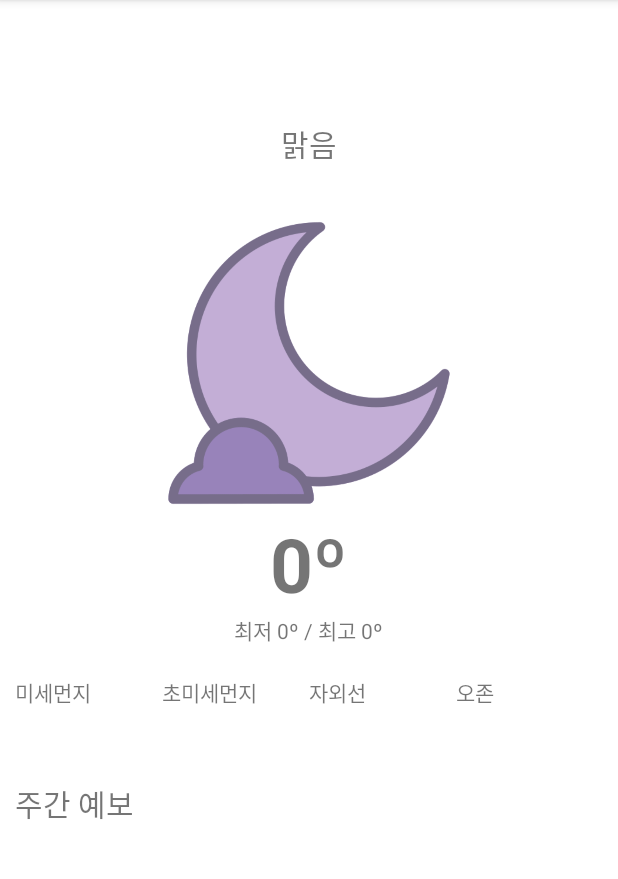
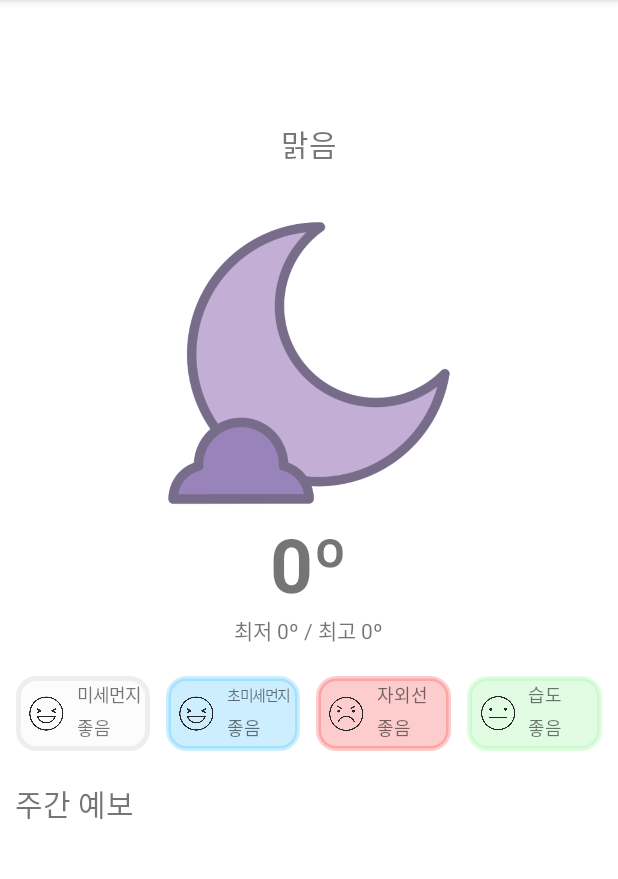
Before and after one commit to lkjjjang/How-s_Today, an Android app: the screen it shows after launch (MainActivity), on a phone screen of 412 x 824 dp, the part 84-963 px from its top. Run offline under Robolectric (Android 15) with nearby library versions, the light colour scheme and no system bars; 31 statements that could not run were skipped.

Commit message:
dust image add

```diff
--- a/app/src/main/java/com/example/hows_today/ApiConnect.java
+++ b/app/src/main/java/com/example/hows_today/ApiConnect.java
@@ -65,12 +65,22 @@ public class ApiConnect {
                 if (minute < 40) {
                     if (hour == 0) {
                         hour = 23;
+                        int yesterday = Integer.parseInt(this.date);
+                        yesterday--;
+                        this.date = Integer.toString(yesterday);
                     } else {
                         --hour;
                     }
                 }
 
-                result = Integer.toString(hour) + "00";
+                String resultStr = Integer.toString(hour);
+
+                if (resultStr.length() == 1) {
+                    resultStr = "0" + resultStr;
+                }
+
+                result = resultStr + "00";
+
                 break;
             case WEATHER_FORECAST:
                 // 단기예보
--- a/app/src/main/java/com/example/hows_today/NowWeather.java
+++ b/app/src/main/java/com/example/hows_today/NowWeather.java
@@ -110,7 +110,7 @@ public class NowWeather extends Weather {
         } else if (rainInt < 1.0) {
             return "강수량 1mm 미만";
         } else if (rainInt >= 1.0 && rainInt < 30.0) {
-            return "강수량" + Integer.toString((int) rainInt) + "mm";
+            return "강수량 " + Integer.toString((int) rainInt) + "mm";
         } else if (rainInt < 50.0) {
             return "강수량 30mm ~ 50mm";
         } else {
--- /dev/null
+++ b/app/src/main/res/drawable/dust.xml
@@ -0,0 +1,6 @@
+<?xml version="1.0" encoding="utf-8"?>
+<shape xmlns:android="http://schemas.android.com/apk/res/android">
+    <solid android:color="#33EEEEEE" />
+    <stroke android:color="#EEEEEE" android:width="3dp" />
+    <corners android:radius="12dp" />
+</shape>
--- /dev/null
+++ b/app/src/main/res/drawable/dust_nano.xml
@@ -0,0 +1,6 @@
+<?xml version="1.0" encoding="utf-8"?>
+<shape xmlns:android="http://schemas.android.com/apk/res/android">
+    <solid android:color="#3300AAF8" />
+    <stroke android:color="#3300AAF8" android:width="3dp" />
+    <corners android:radius="12dp" />
+</shape>
--- /dev/null
+++ b/app/src/main/res/drawable/humidity.xml
@@ -0,0 +1,6 @@
+<?xml version="1.0" encoding="utf-8"?>
+<shape xmlns:android="http://schemas.android.com/apk/res/android">
+    <solid android:color="#336DED72" />
+    <stroke android:color="#336DED72" android:width="3dp" />
+    <corners android:radius="12dp" />
+</shape>
--- /dev/null
+++ b/app/src/main/res/drawable/uv.xml
@@ -0,0 +1,6 @@
+<?xml version="1.0" encoding="utf-8"?>
+<shape xmlns:android="http://schemas.android.com/apk/res/android">
+    <solid android:color="#33F40606" />
+    <stroke android:color="#33F40606" android:width="3dp" />
+    <corners android:radius="12dp" />
+</shape>
--- a/app/src/main/res/layout/activity_main.xml
+++ b/app/src/main/res/layout/activity_main.xml
@@ -80,39 +80,187 @@
         android:layout_height="wrap_content"
         android:layout_marginTop="20dp"
         android:layout_marginBottom="10dp"
-        android:layout_marginLeft="10dp"
-        android:layout_marginRight="10dp"
+        android:layout_marginLeft="5dp"
+        android:layout_marginRight="5dp"
         android:orientation="horizontal">
 
-        <TextView
-            android:layout_width="0dp"
+        <LinearLayout
+            android:layout_width="50dp"
             android:layout_height="50dp"
             android:layout_weight="1"
-            android:text="미세먼지"/>
+            android:layout_marginLeft="5dp"
+            android:layout_marginRight="5dp"
+            android:orientation="horizontal"
+            android:background="@drawable/dust">
 
-        <TextView
-            android:layout_width="0dp"
+            <ImageView
+                android:src="@drawable/good"
+                android:layout_width="50dp"
+                android:layout_height="50dp"
+                android:layout_margin="5dp"
+                android:layout_gravity="center"
+                android:layout_weight="1"/>
+
+            <LinearLayout
+                android:layout_width="match_parent"
+                android:layout_height="match_parent"
+                android:layout_weight="2"
+                android:orientation="vertical">
+
+                <TextView
+                    android:layout_width="match_parent"
+                    android:layout_height="match_parent"
+                    android:layout_weight="1"
+                    android:textSize="12sp"
+                    android:letterSpacing="-0.05"
+                    android:gravity="center_vertical"
+                    android:text="미세먼지"/>
+
+                <TextView
+                    android:layout_width="match_parent"
+                    android:layout_height="match_parent"
+                    android:text="좋음"
+                    android:layout_gravity="center_horizontal"
+                    android:textSize="12sp"
+                    android:layout_weight="1"/>
+
+            </LinearLayout>
+
+
+        </LinearLayout>
+
+
+        <LinearLayout
+            android:layout_width="50dp"
             android:layout_height="50dp"
             android:layout_weight="1"
-            android:text="초미세먼지"/>
+            android:layout_marginLeft="5dp"
+            android:layout_marginRight="5dp"
+            android:orientation="horizontal"
+            android:background="@drawable/dust_nano">
 
-        <TextView
-            android:layout_width="0dp"
+            <ImageView
+                android:src="@drawable/good"
+                android:layout_width="50dp"
+                android:layout_height="50dp"
+                android:layout_margin="5dp"
+                android:layout_gravity="center"
+                android:layout_weight="1"/>
+
+            <LinearLayout
+                android:layout_width="match_parent"
+                android:layout_height="match_parent"
+                android:layout_weight="2"
+                android:orientation="vertical">
+
+                <TextView
+                    android:layout_width="match_parent"
+                    android:layout_height="match_parent"
+                    android:layout_weight="1"
+                    android:textSize="10sp"
+                    android:gravity="center_vertical"
+                    android:letterSpacing="-0.1"
+                    android:text="초미세먼지"/>
+
+                <TextView
+                    android:layout_width="match_parent"
+                    android:layout_height="match_parent"
+                    android:text="좋음"
+                    android:layout_gravity="center_horizontal"
+                    android:textSize="12sp"
+                    android:layout_weight="1"/>
+
+            </LinearLayout>
+
+
+        </LinearLayout>
+
+        <LinearLayout
+            android:layout_width="50dp"
             android:layout_height="50dp"
             android:layout_weight="1"
-            android:text="자외선"/>
+            android:layout_marginLeft="5dp"
+            android:layout_marginRight="5dp"
+            android:orientation="horizontal"
+            android:background="@drawable/uv">
 
-        <TextView
-            android:layout_width="0dp"
+            <ImageView
+                android:src="@drawable/bad"
+                android:layout_width="50dp"
+                android:layout_height="50dp"
+                android:layout_margin="5dp"
+                android:layout_gravity="center"
+                android:layout_weight="1"/>
+
+            <LinearLayout
+                android:layout_width="match_parent"
+                android:layout_height="match_parent"
+                android:layout_weight="2"
+                android:orientation="vertical">
+
+                <TextView
+                    android:layout_width="match_parent"
+                    android:layout_height="match_parent"
+                    android:layout_weight="1"
+                    android:textSize="12sp"
+                    android:gravity="center_vertical"
+                    android:text="자외선"/>
+
+                <TextView
+                    android:layout_width="match_parent"
+                    android:layout_height="match_parent"
+                    android:text="좋음"
+                    android:layout_gravity="center_horizontal"
+                    android:textSize="12sp"
+                    android:layout_weight="1"/>
+
+            </LinearLayout>
+
+        </LinearLayout>
+
+        <LinearLayout
+            android:layout_width="50dp"
             android:layout_height="50dp"
             android:layout_weight="1"
-            android:text="오존"/>
+            android:layout_marginLeft="5dp"
+            android:layout_marginRight="5dp"
+            android:orientation="horizontal"
+            android:background="@drawable/humidity">
 
-    </LinearLayout>
+            <ImageView
+                android:src="@drawable/normal"
+                android:layout_width="50dp"
+                android:layout_height="50dp"
+                android:layout_margin="5dp"
+                android:layout_gravity="center"
+                android:layout_weight="1"/>
 
-    <LinearLayout
-        android:layout_width="match_parent"
-        android:layout_height="wrap_content">
+            <LinearLayout
+                android:layout_width="match_parent"
+                android:layout_height="match_parent"
+                android:layout_weight="2"
+                android:orientation="vertical">
+
+                <TextView
+                    android:layout_width="match_parent"
+                    android:layout_height="match_parent"
+                    android:layout_weight="1"
+                    android:textSize="12sp"
+                    android:gravity="center_vertical"
+                    android:text="습도"/>
+
+                <TextView
+                    android:layout_width="match_parent"
+                    android:layout_height="match_parent"
+                    android:text="좋음"
+                    android:layout_gravity="center_horizontal"
+                    android:textSize="12sp"
+                    android:layout_weight="1"/>
+
+            </LinearLayout>
+
+        </LinearLayout>
+
     </LinearLayout>
 
     <LinearLayout
```
Also changed, not shown: app/src/main/res/drawable-v24/bad.png (added), app/src/main/res/drawable-v24/good.png (added), app/src/main/res/drawable-v24/normal.png (added).
